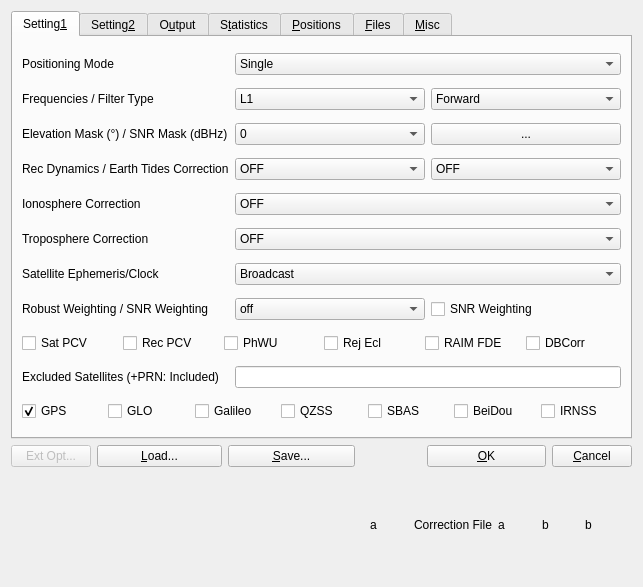
Old version of the form RTKLIB-2.4.3-b34/RTKLIB-2.4.3-b34/app/qtapp/rtkpost_qt/postopt.ui in the repository aierkuite/weixing_youhua.
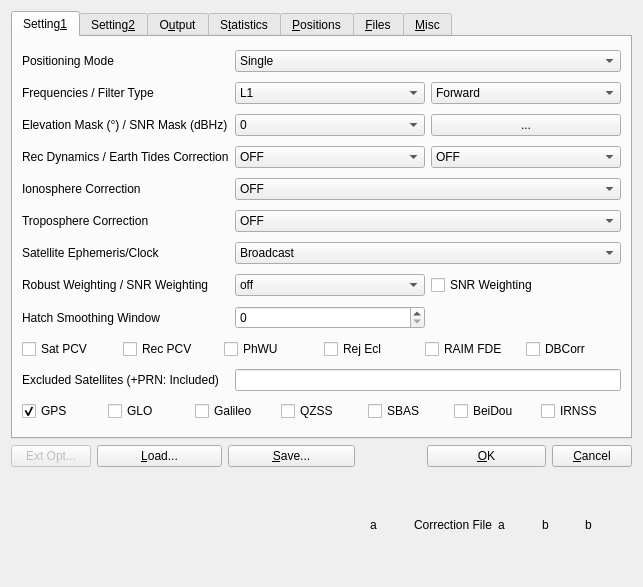
New version of the form. Icons and pictures are not drawn.

Commit message: feat: Hatch 平滑与抗差残差分组修复

Patch:
```diff
--- a/RTKLIB-2.4.3-b34/RTKLIB-2.4.3-b34/app/qtapp/rtkpost_qt/postopt.ui
+++ b/RTKLIB-2.4.3-b34/RTKLIB-2.4.3-b34/app/qtapp/rtkpost_qt/postopt.ui
@@ -817,6 +817,35 @@
          </property>
         </widget>
        </item>
+       <item row="9" column="0">
+        <widget class="QLabel" name="LabelSmoothWin">
+         <property name="enabled">
+          <bool>true</bool>
+         </property>
+         <property name="toolTip">
+          <string>0=off</string>
+         </property>
+         <property name="text">
+          <string>Hatch Smoothing Window</string>
+         </property>
+        </widget>
+       </item>
+       <item row="9" column="1">
+        <widget class="QSpinBox" name="SmoothWin">
+         <property name="enabled">
+          <bool>true</bool>
+         </property>
+         <property name="toolTip">
+          <string>0=off</string>
+         </property>
+         <property name="maximum">
+          <number>999</number>
+         </property>
+         <property name="value">
+          <number>0</number>
+         </property>
+        </widget>
+       </item>
        <item row="12" column="0">
         <widget class="QLabel" name="Label35">
          <property name="enabled">
```
The commit also changes 7 other files.
